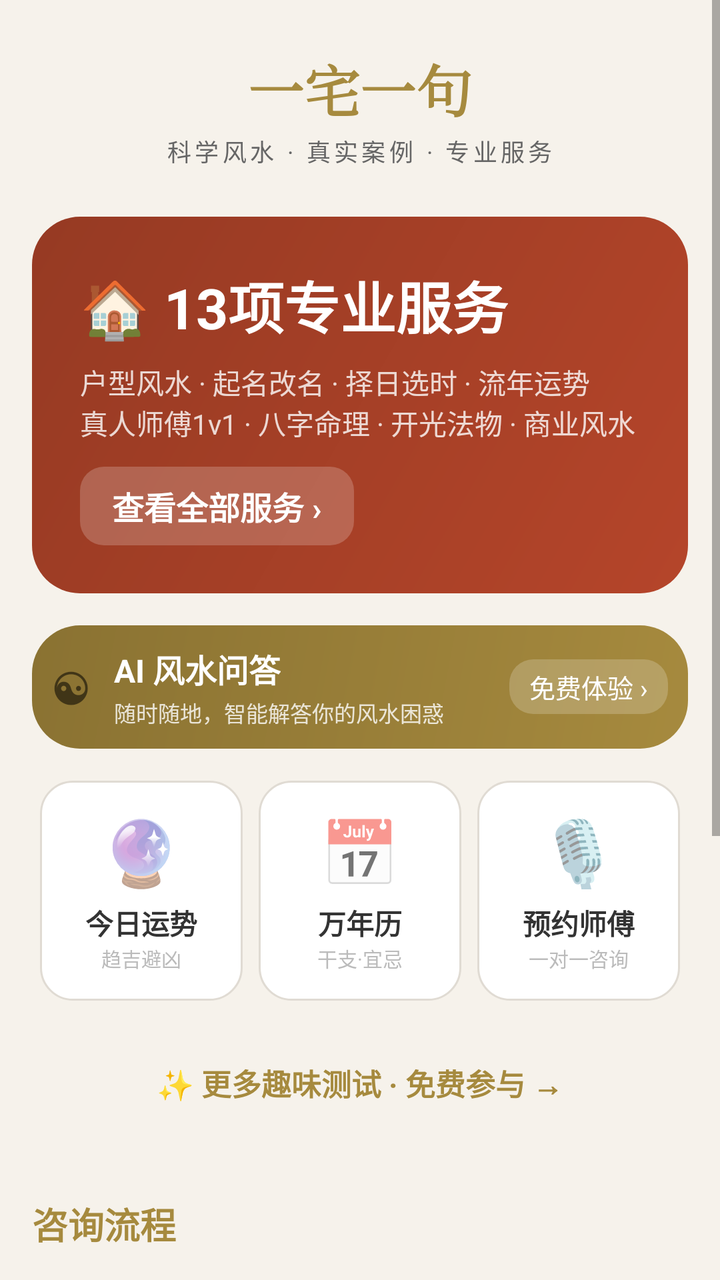
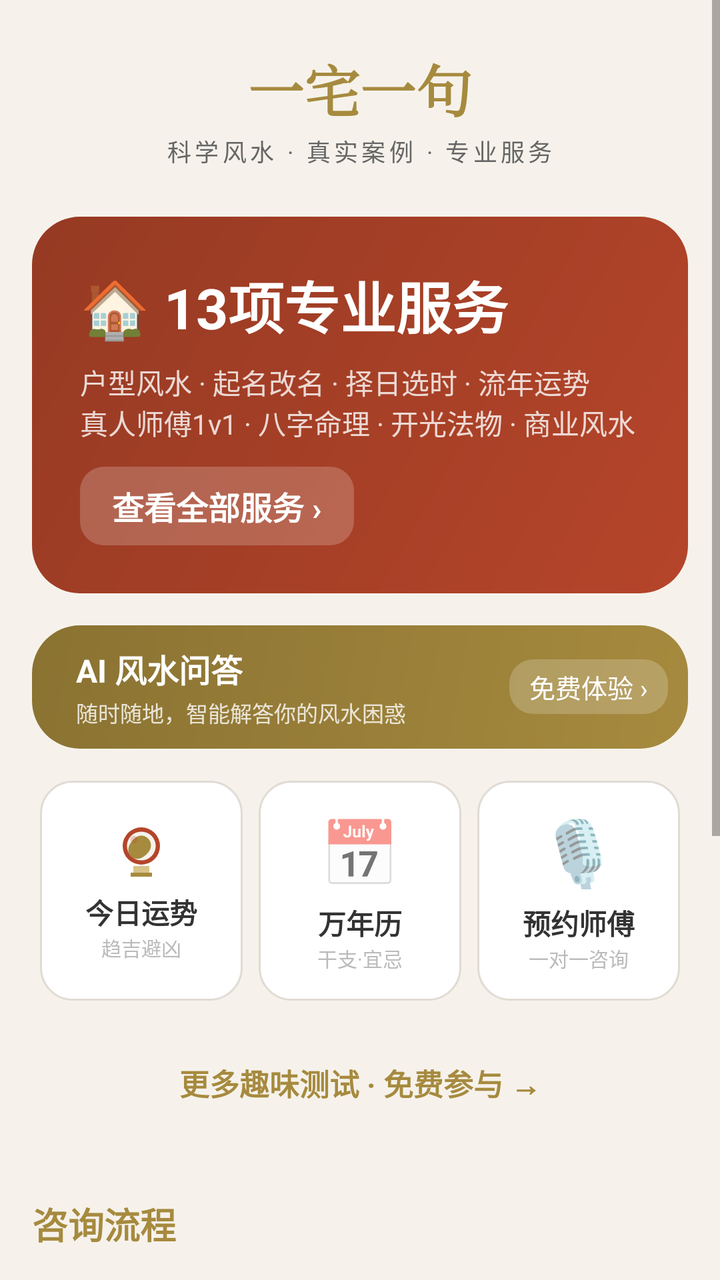

An Android layout rendered at two revisions. The XML below is the earlier revision; the diff shows what the commit changed to produce the second picture.
<!-- AndroidManifest.xml: application theme Theme.YizhaiYiju -->
<!-- res/layout/fragment_home.xml -->
<?xml version="1.0" encoding="utf-8"?>
<ScrollView xmlns:android="http://schemas.android.com/apk/res/android"
    android:background="@color/bg_page"
    android:layout_width="match_parent"
    android:layout_height="match_parent">
    <LinearLayout
        android:orientation="vertical"
        android:layout_width="match_parent"
        android:layout_height="wrap_content">

        
        <LinearLayout
            android:gravity="center_horizontal"
            android:orientation="vertical"
            android:padding="24dp"
            android:paddingTop="28dp"
            android:layout_width="match_parent"
            android:layout_height="wrap_content">
            <TextView
                android:textSize="28sp"
                android:textStyle="bold"
                android:textColor="@color/primary"
                android:layout_width="wrap_content"
                android:layout_height="wrap_content"
                android:text="一宅一句"
                android:fontFamily="serif"/>
            <TextView
                android:textSize="12sp"
                android:textColor="@color/text_secondary"
                android:layout_width="wrap_content"
                android:layout_height="wrap_content"
                android:layout_marginTop="2dp"
                android:text="科学风水 · 真实案例 · 专业服务"
                android:letterSpacing="0.15"/>
        </LinearLayout>

        
        <LinearLayout
            android:orientation="vertical"
            android:background="@drawable/bg_red_button"
            android:padding="24dp"
            android:layout_width="match_parent"
            android:layout_height="wrap_content"
            android:layout_marginLeft="16dp"
            android:layout_marginRight="16dp"
            android:layout_marginBottom="16dp"
            android:layout_marginHorizontal="16dp">
            <TextView
                android:textSize="28sp"
                android:textStyle="bold"
                android:textColor="@color/text_on_accent"
                android:layout_width="wrap_content"
                android:layout_height="wrap_content"
                android:text="🏠 13项专业服务"/>
            <TextView
                android:textSize="14sp"
                android:textColor="#ccffffff"
                android:layout_width="wrap_content"
                android:layout_height="wrap_content"
                android:layout_marginTop="8dp"
                android:text="户型风水 · 起名改名 · 择日选时 · 流年运势\n真人师傅1v1 · 八字命理 · 开光法物 · 商业风水"/>
            <TextView
                android:textSize="16sp"
                android:textStyle="bold"
                android:textColor="@color/text_on_accent"
                android:background="@drawable/bg_tag_transparent"
                android:paddingLeft="16dp"
                android:paddingTop="8dp"
                android:paddingRight="16dp"
                android:paddingBottom="8dp"
                android:layout_width="wrap_content"
                android:layout_height="wrap_content"
                android:layout_marginTop="12dp"
                android:text="查看全部服务 ›"
                android:paddingHorizontal="16dp"
                android:paddingVertical="8dp"/>
        </LinearLayout>

        
        <LinearLayout
            android:orientation="vertical"
            android:id="@+id/btn_ai_chat"
            android:background="@drawable/bg_gold_button"
            android:padding="10dp"
            android:focusable="true"
            android:clickable="true"
            android:layout_width="match_parent"
            android:layout_height="wrap_content"
            android:layout_marginLeft="16dp"
            android:layout_marginRight="16dp"
            android:layout_marginBottom="12dp"
            android:layout_marginHorizontal="16dp">
            <LinearLayout
                android:gravity="center_vertical"
                android:layout_width="match_parent"
                android:layout_height="wrap_content">
                <TextView
                    android:textSize="24sp"
                    android:layout_width="wrap_content"
                    android:layout_height="wrap_content"
                    android:text="☯"/>
                <LinearLayout
                    android:orientation="vertical"
                    android:layout_width="0dp"
                    android:layout_height="wrap_content"
                    android:layout_weight="1"
                    android:layout_marginStart="12dp">
                    <TextView
                        android:textSize="16sp"
                        android:textStyle="bold"
                        android:textColor="@color/text_on_accent"
                        android:layout_width="wrap_content"
                        android:layout_height="wrap_content"
                        android:text="AI 风水问答"/>
                    <TextView
                        android:textSize="11sp"
                        android:textColor="#ccffffff"
                        android:layout_width="wrap_content"
                        android:layout_height="wrap_content"
                        android:layout_marginTop="2dp"
                        android:text="随时随地，智能解答你的风水困惑"/>
                </LinearLayout>
                <TextView
                    android:textSize="13sp"
                    android:textColor="@color/text_on_accent"
                    android:background="@drawable/bg_tag_transparent"
                    android:paddingLeft="10dp"
                    android:paddingTop="4dp"
                    android:paddingRight="10dp"
                    android:paddingBottom="4dp"
                    android:layout_width="wrap_content"
                    android:layout_height="wrap_content"
                    android:text="免费体验 ›"
                    android:paddingHorizontal="10dp"
                    android:paddingVertical="4dp"/>
            </LinearLayout>
        </LinearLayout>

        
        <LinearLayout
            android:orientation="horizontal"
            android:paddingLeft="16dp"
            android:paddingRight="16dp"
            android:layout_width="match_parent"
            android:layout_height="wrap_content"
            android:layout_marginBottom="12dp"
            android:paddingHorizontal="16dp">
            <LinearLayout
                android:gravity="center"
                android:orientation="vertical"
                android:id="@+id/btn_fortune"
                android:background="@drawable/bg_action_item"
                android:focusable="true"
                android:clickable="true"
                android:layout_width="0dp"
                android:layout_height="110dp"
                android:layout_margin="4dp"
                android:layout_weight="1">
                <TextView
                    android:textSize="32sp"
                    android:layout_width="wrap_content"
                    android:layout_height="wrap_content"
                    android:text="🔮"/>
                <TextView
                    android:textSize="14sp"
                    android:textStyle="bold"
                    android:textColor="@color/text_primary"
                    android:layout_width="wrap_content"
                    android:layout_height="wrap_content"
                    android:layout_marginTop="4dp"
                    android:text="今日运势"/>
                <TextView
                    android:textSize="10sp"
                    android:textColor="@color/text_light"
                    android:layout_width="wrap_content"
                    android:layout_height="wrap_content"
                    android:text="趋吉避凶"/>
            </LinearLayout>
            <LinearLayout
                android:gravity="center"
                android:orientation="vertical"
                android:id="@+id/btn_wuxing_test"
                android:background="@drawable/bg_action_item"
                android:focusable="true"
                android:clickable="true"
                android:layout_width="0dp"
                android:layout_height="110dp"
                android:layout_margin="4dp"
                android:layout_weight="1">
                <TextView
                    android:textSize="32sp"
                    android:layout_width="wrap_content"
                    android:layout_height="wrap_content"
                    android:text="📅"/>
                <TextView
                    android:textSize="14sp"
                    android:textStyle="bold"
                    android:textColor="@color/text_primary"
                    android:layout_width="wrap_content"
                    android:layout_height="wrap_content"
                    android:layout_marginTop="4dp"
                    android:text="万年历"/>
                <TextView
                    android:textSize="10sp"
                    android:textColor="@color/text_light"
                    android:layout_width="wrap_content"
                    android:layout_height="wrap_content"
                    android:text="干支·宜忌"/>
            </LinearLayout>
            <LinearLayout
                android:gravity="center"
                android:orientation="vertical"
                android:id="@+id/btn_consult"
                android:background="@drawable/bg_action_item"
                android:focusable="true"
                android:clickable="true"
                android:layout_width="0dp"
                android:layout_height="110dp"
                android:layout_margin="4dp"
                android:layout_weight="1">
                <TextView
                    android:textSize="32sp"
                    android:layout_width="wrap_content"
                    android:layout_height="wrap_content"
                    android:text="🎙️"/>
                <TextView
                    android:textSize="14sp"
                    android:textStyle="bold"
                    android:textColor="@color/text_primary"
                    android:id="@+id/tv_consult_label"
                    android:layout_width="wrap_content"
                    android:layout_height="wrap_content"
                    android:layout_marginTop="4dp"
                    android:text="预约师傅"/>
                <TextView
                    android:textSize="10sp"
                    android:textColor="@color/text_light"
                    android:layout_width="wrap_content"
                    android:layout_height="wrap_content"
                    android:text="一对一咨询"/>
            </LinearLayout>
        </LinearLayout>

        
        <LinearLayout
            android:gravity="center"
            android:id="@+id/btn_more_tests"
            android:padding="14dp"
            android:focusable="true"
            android:clickable="true"
            android:layout_width="match_parent"
            android:layout_height="wrap_content"
            android:layout_marginLeft="16dp"
            android:layout_marginRight="16dp"
            android:layout_marginBottom="16dp"
            android:layout_marginHorizontal="16dp">
            <TextView
                android:textSize="15sp"
                android:textStyle="bold"
                android:textColor="@color/primary"
                android:layout_width="wrap_content"
                android:layout_height="wrap_content"
                android:text="✨ 更多趣味测试 · 免费参与 →"/>
        </LinearLayout>

        
        <LinearLayout
            android:orientation="vertical"
            android:padding="16dp"
            android:layout_width="match_parent"
            android:layout_height="wrap_content">
            <TextView
                android:textSize="18sp"
                android:textStyle="bold"
                android:textColor="@color/primary"
                android:layout_width="wrap_content"
                android:layout_height="wrap_content"
                android:layout_marginBottom="12dp"
                android:text="咨询流程"/>
            <LinearLayout
                android:gravity="center_vertical"
                android:orientation="horizontal"
                android:padding="16dp"
                android:layout_width="match_parent"
                android:layout_height="wrap_content"
                android:layout_marginBottom="8dp">
                <TextView
                    android:textSize="14sp"
                    android:textStyle="bold"
                    android:textColor="@color/text_on_accent"
                    android:gravity="center"
                    android:background="@drawable/bg_red_button"
                    android:layout_width="32dp"
                    android:layout_height="32dp"
                    android:text="壹"/>
                <LinearLayout
                    android:orientation="vertical"
                    android:layout_width="0dp"
                    android:layout_height="wrap_content"
                    android:layout_weight="1"
                    android:layout_marginStart="12dp">
                    <TextView
                        android:textSize="15sp"
                        android:textStyle="bold"
                        android:textColor="@color/text_primary"
                        android:layout_width="wrap_content"
                        android:layout_height="wrap_content"
                        android:text="描述问题"/>
                    <TextView
                        android:textSize="12sp"
                        android:textColor="@color/text_secondary"
                        android:layout_width="wrap_content"
                        android:layout_height="wrap_content"
                        android:text="选择服务类型，填写您的困惑"/>
                </LinearLayout>
            </LinearLayout>
            <LinearLayout
                android:gravity="center_vertical"
                android:orientation="horizontal"
                android:padding="16dp"
                android:layout_width="match_parent"
                android:layout_height="wrap_content"
                android:layout_marginBottom="8dp">
                <TextView
                    android:textSize="14sp"
                    android:textStyle="bold"
                    android:textColor="@color/text_on_accent"
                    android:gravity="center"
                    android:background="@drawable/bg_red_button"
                    android:layout_width="32dp"
                    android:layout_height="32dp"
                    android:text="贰"/>
                <LinearLayout
                    android:orientation="vertical"
                    android:layout_width="0dp"
                    android:layout_height="wrap_content"
                    android:layout_weight="1"
                    android:layout_marginStart="12dp">
                    <TextView
                        android:textSize="15sp"
                        android:textStyle="bold"
                        android:textColor="@color/text_primary"
                        android:layout_width="wrap_content"
                        android:layout_height="wrap_content"
                        android:text="AI初步分析"/>
                    <TextView
                        android:textSize="12sp"
                        android:textColor="@color/text_secondary"
                        android:layout_width="wrap_content"
                        android:layout_height="wrap_content"
                        android:text="AI助手快速给出基础方向建议"/>
                </LinearLayout>
            </LinearLayout>
            <LinearLayout
                android:gravity="center_vertical"
                android:orientation="horizontal"
                android:padding="16dp"
                android:layout_width="match_parent"
                android:layout_height="wrap_content"
                android:layout_marginBottom="8dp">
                <TextView
                    android:textSize="14sp"
                    android:textStyle="bold"
                    android:textColor="@color/text_on_accent"
                    android:gravity="center"
                    android:background="@drawable/bg_red_button"
                    android:layout_width="32dp"
                    android:layout_height="32dp"
                    android:text="叁"/>
                <LinearLayout
                    android:orientation="vertical"
                    android:layout_width="0dp"
                    android:layout_height="wrap_content"
                    android:layout_weight="1"
                    android:layout_marginStart="12dp">
                    <TextView
                        android:textSize="15sp"
                        android:textStyle="bold"
                        android:textColor="@color/text_primary"
                        android:layout_width="wrap_content"
                        android:layout_height="wrap_content"
                        android:text="深度沟通"/>
                    <TextView
                        android:textSize="12sp"
                        android:textColor="@color/text_secondary"
                        android:layout_width="wrap_content"
                        android:layout_height="wrap_content"
                        android:text="下载完整版获取更多专业服务"/>
                </LinearLayout>
            </LinearLayout>
            <LinearLayout
                android:gravity="center_vertical"
                android:orientation="horizontal"
                android:padding="16dp"
                android:layout_width="match_parent"
                android:layout_height="wrap_content">
                <TextView
                    android:textSize="14sp"
                    android:textStyle="bold"
                    android:textColor="@color/text_on_accent"
                    android:gravity="center"
                    android:background="@drawable/bg_red_button"
                    android:layout_width="32dp"
                    android:layout_height="32dp"
                    android:text="肆"/>
                <LinearLayout
                    android:orientation="vertical"
                    android:layout_width="0dp"
                    android:layout_height="wrap_content"
                    android:layout_weight="1"
                    android:layout_marginStart="12dp">
                    <TextView
                        android:textSize="15sp"
                        android:textStyle="bold"
                        android:textColor="@color/text_primary"
                        android:layout_width="wrap_content"
                        android:layout_height="wrap_content"
                        android:text="定制方案"/>
                    <TextView
                        android:textSize="12sp"
                        android:textColor="@color/text_secondary"
                        android:layout_width="wrap_content"
                        android:layout_height="wrap_content"
                        android:text="出具完整报告，持续跟进指导"/>
                </LinearLayout>
            </LinearLayout>
        </LinearLayout>

        <View
            android:layout_width="match_parent"
            android:layout_height="16dp"/>
    </LinearLayout>
</ScrollView>
<!-- resources referenced by this layout -->
<resources>
  <color name="bg_page">#f6f2eb</color>
  <color name="primary">#a68a3e</color>
  <color name="text_light">#bbbbbb</color>
  <color name="text_on_accent">#ffffff</color>
  <color name="text_primary">#333333</color>
  <color name="text_secondary">#666666</color>
  <!-- drawable bg_action_item (drawable) -->
  <?xml version="1.0" encoding="utf-8"?>
  <shape xmlns:android="http://schemas.android.com/apk/res/android">
      <solid android:color="@color/bg_card"/>
      <corners android:radius="16dp"/>
      <stroke
          android:width="1dp"
          android:color="@color/border"/>
  </shape>
  <!-- drawable bg_gold_button (drawable) -->
  <?xml version="1.0" encoding="utf-8"?>
  <shape xmlns:android="http://schemas.android.com/apk/res/android">
      <gradient
          android:startColor="#a68a3e"
          android:endColor="#8a7232"
          android:angle="135"/>
      <corners android:radius="24dp"/>
  </shape>
  <!-- drawable bg_red_button (drawable) -->
  <?xml version="1.0" encoding="utf-8"?>
  <shape xmlns:android="http://schemas.android.com/apk/res/android">
      <gradient
          android:startColor="#b5452a"
          android:endColor="#963a23"
          android:angle="135"/>
      <corners android:radius="24dp"/>
  </shape>
  <!-- drawable bg_tag_transparent (drawable) -->
  <?xml version="1.0" encoding="utf-8"?>
  <shape xmlns:android="http://schemas.android.com/apk/res/android" android:shape="rectangle">
      <solid android:color="#33ffffff"/>
      <corners android:radius="12dp"/>
  </shape>
  <style name="Theme.YizhaiYiju" parent="Theme.MaterialComponents.Light.NoActionBar">
          <item name="colorPrimary">@color/primary</item>
          <item name="colorPrimaryDark">@color/primary</item>
          <item name="colorAccent">@color/accent</item>
          <item name="android:windowBackground">@color/bg_page</item>
          <item name="android:statusBarColor">@color/bg_page</item>
      </style>
  <color name="bg_card">#ffffff</color>
  <color name="border">#e0dbd3</color>
  <color name="accent">#b5452a</color>
</resources>

<!-- the commit's change to res/layout/fragment_home.xml (unified diff, before → after) -->
@@ -98,7 +98,9 @@
                     android:textSize="24sp"
                     android:layout_width="wrap_content"
                     android:layout_height="wrap_content"
-                    android:text="☯"/>
+                    android:src="@drawable/ic_bagua"
+                    android:contentDescription="品牌图标"
+                    android:tint="@null"/>
                 <LinearLayout
                     android:orientation="vertical"
                     android:layout_width="0dp"
@@ -156,11 +158,12 @@
                 android:layout_height="110dp"
                 android:layout_margin="4dp"
                 android:layout_weight="1">
-                <TextView
-                    android:textSize="32sp"
-                    android:layout_width="wrap_content"
-                    android:layout_height="wrap_content"
-                    android:text="🔮"/>
+                <ImageView
+                    android:layout_width="32dp"
+                    android:layout_height="32dp"
+                    android:src="@drawable/ic_crystal_ball"
+                    android:contentDescription="每日运势图标"
+                    android:tint="@null"/>
                 <TextView
                     android:textSize="14sp"
                     android:textStyle="bold"
@@ -260,7 +263,7 @@
                 android:textColor="@color/primary"
                 android:layout_width="wrap_content"
                 android:layout_height="wrap_content"
-                android:text="✨ 更多趣味测试 · 免费参与 →"/>
+                android:text="更多趣味测试 · 免费参与 →"/>
         </LinearLayout>
 
         
<!-- resource entries referenced after the edit -->
@@ -39,6 +39,32 @@
       <solid android:color="#33ffffff"/>
       <corners android:radius="12dp"/>
   </shape>
+  <!-- drawable ic_bagua (drawable) -->
+  <vector xmlns:android="http://schemas.android.com/apk/res/android"
+      android:width="24dp"
+      android:height="24dp"
+      android:viewportWidth="24"
+      android:viewportHeight="24">
+      <path android:fillColor="#A68A3E" android:pathData="M12,2A10,10 0 1,0 12,22A10,10 0 1,0 12,2Z"/>
+      <path android:fillColor="#F6F2EB" android:pathData="M12,4A8,8 0 1,0 12,20A8,8 0 1,0 12,4Z"/>
+      <path android:fillColor="#A68A3E" android:pathData="M12,4A8,8 0 0,1 12,20C9.2,20 7,17.8 7,15C7,12.2 9.2,10 12,10C14.8,10 17,7.8 17,5C17,4.7 17,4.3 16.9,4H12Z"/>
+      <path android:fillColor="#B5452A" android:pathData="M12,10A2,2 0 1,0 12,14A2,2 0 1,0 12,10Z"/>
+      <path android:fillColor="#F6F2EB" android:pathData="M12,6.5A1.2,1.2 0 1,0 12,8.9A1.2,1.2 0 1,0 12,6.5Z"/>
+      <path android:fillColor="#A68A3E" android:pathData="M12,15.1A1.2,1.2 0 1,0 12,17.5A1.2,1.2 0 1,0 12,15.1Z"/>
+  </vector>
+  <!-- drawable ic_crystal_ball (drawable) -->
+  <vector xmlns:android="http://schemas.android.com/apk/res/android"
+      android:width="24dp"
+      android:height="24dp"
+      android:viewportWidth="24"
+      android:viewportHeight="24">
+      <path android:fillColor="#A68A3E" android:pathData="M8,20h8v1.5H8z"/>
+      <path android:fillColor="#D8C28A" android:pathData="M9,17.5h6V20H9z"/>
+      <path android:fillColor="#B5452A" android:pathData="M12,3A7,7 0 1,0 12,17A7,7 0 1,0 12,3Z"/>
+      <path android:fillColor="#F6F2EB" android:pathData="M12,4.6A5.4,5.4 0 1,0 12,15.4A5.4,5.4 0 1,0 12,4.6Z"/>
+      <path android:fillColor="#A68A3E" android:pathData="M8.5,8.2c1.1,-1.4 2.3,-2.1 3.5,-2.1c1.9,0 3.6,1.6 3.6,3.6c0,1.5 -0.7,2.6 -2.1,3.8c-1.1,0.9 -2,1.3 -3.1,1.3c-1.8,0 -3.3,-1.4 -3.3,-3.2c0,-1.3 0.5,-2.4 1.4,-3.4z"/>
+      <path android:fillColor="#B5452A" android:fillAlpha="0.25" android:pathData="M9.3,6.2A1.4,1.4 0 1,0 9.3,9A1.4,1.4 0 1,0 9.3,6.2Z"/>
+  </vector>
   <style name="Theme.YizhaiYiju" parent="Theme.MaterialComponents.Light.NoActionBar">
           <item name="colorPrimary">@color/primary</item>
           <item name="colorPrimaryDark">@color/primary</item>
